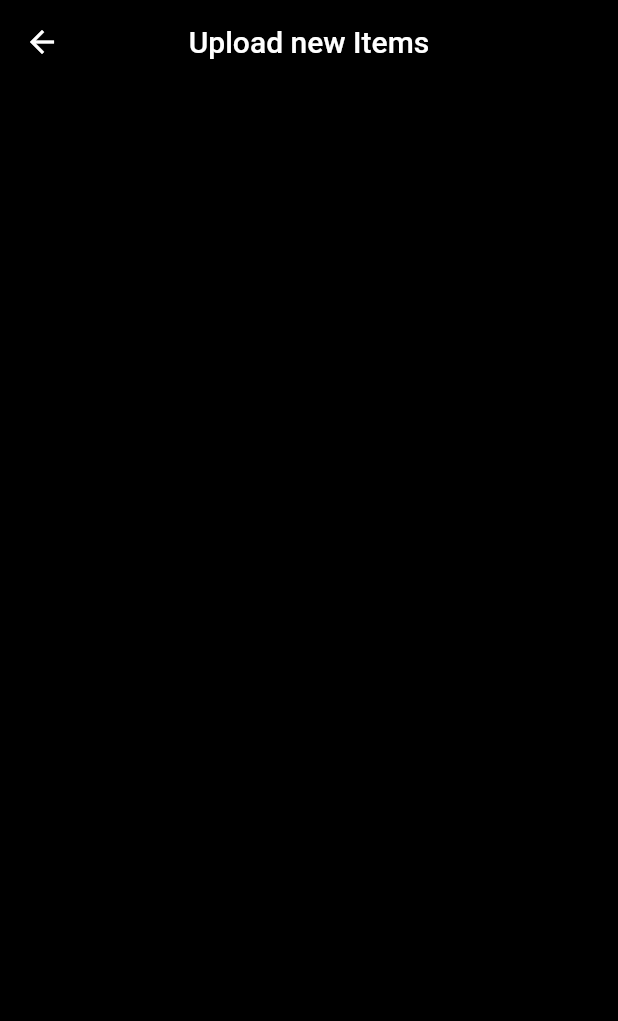
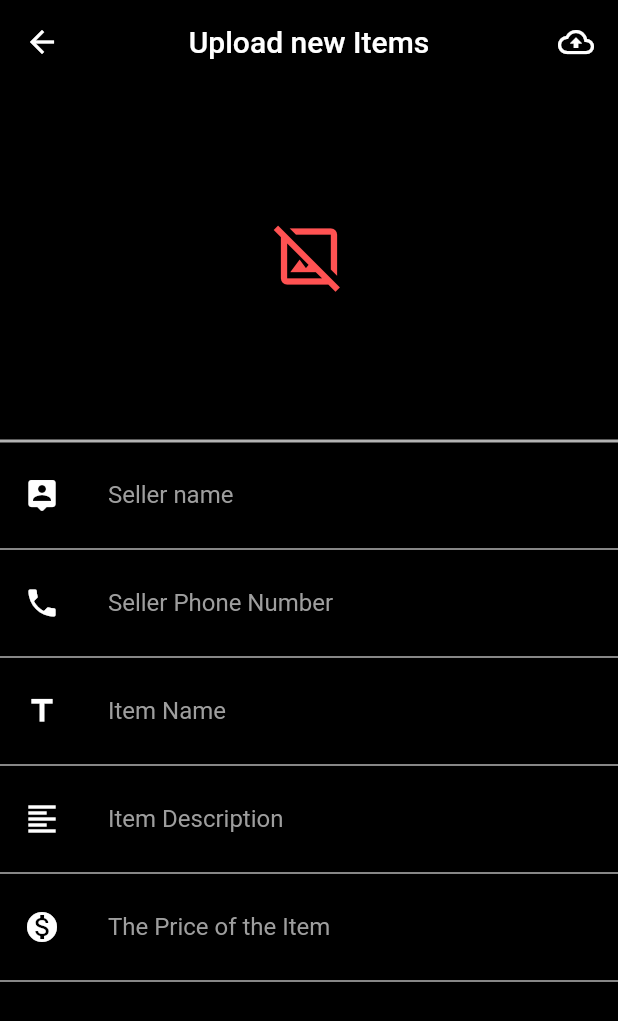
Before and after one commit to proomguy/artificial_reality_furniture_app, a Flutter app: the ItemsUploadScreen screen opened directly, on a phone screen of 412 x 824 dp. Shown: the top 1021 px of the screen. Run offline on Flutter 3.47's test engine with Material 2 defaults, Android fonts, the phone set to English and light mode, and no system bars; our stand-ins replace firebase_core; accounts and stored records are empty.

Commit message:
Lets Begin with this AR app

```diff
--- a/lib/home_screen.dart
+++ b/lib/home_screen.dart
@@ -1,4 +1,4 @@
-import 'package:ar_furniture_app/upload_items_screen.dart';
+import 'package:ar_furniture_app/items_upload_screen.dart';
 import 'package:flutter/material.dart';
 
 class HomeScreen extends StatefulWidget {
--- /dev/null
+++ b/lib/items_upload_screen.dart
@@ -0,0 +1,235 @@
+import 'dart:typed_data';
+
+import 'package:flutter/material.dart';
+
+class ItemsUploadScreen extends StatefulWidget {
+
+  @override
+  State<ItemsUploadScreen> createState() => _ItemsUploadScreenState();
+}
+
+class _ItemsUploadScreenState extends State<ItemsUploadScreen> {
+
+  Uint8List? imageFileUint8list;
+  bool isUploading = false;
+  TextEditingController sellerNameTextEditingController = TextEditingController();
+  TextEditingController sellerPhoneTextEditingController = TextEditingController();
+  TextEditingController itemNameTextEditingController = TextEditingController();
+  TextEditingController itemDescriptionTextEditingController = TextEditingController();
+  TextEditingController itemPriceTextEditingController = TextEditingController();
+
+  //Upload form Screen
+  Widget uploadFormScreen(){
+    return Scaffold(
+      backgroundColor: Colors.black,
+      appBar: AppBar(
+        backgroundColor: Colors.black,
+        title: const Text(
+          "Upload new Items",
+          style: TextStyle(
+            color: Colors.white
+          ),
+        ),
+        leading: IconButton(
+          onPressed: (){
+            Navigator.pop(context);
+          },
+          icon: const Icon(
+            Icons.arrow_back,
+            color: Colors.white,
+          ),
+        ),
+        actions: [
+          Padding(
+            padding: const EdgeInsets.all(4.0),
+            child: IconButton(
+                onPressed: (){
+
+                },
+                icon: const Icon(
+                  Icons.cloud_upload_outlined,
+                  color: Colors.white,
+                )
+            ),
+          ),
+        ],
+        centerTitle: true,
+      ),
+      body: ListView(
+        children: [
+
+          isUploading == true
+              ? const LinearProgressIndicator(color: Colors.deepPurpleAccent,)
+              : Container(),
+
+          //Image
+          SizedBox(
+            height: 230,
+            width: MediaQuery.of(context).size.width * 0.8,
+            child: Center(
+              child: imageFileUint8list != null
+                  ? Image.memory(imageFileUint8list!)
+                  : const Icon(
+                Icons.image_not_supported_outlined,
+                color: Colors.redAccent,
+                size: 50,
+              ),
+            ),
+          ),
+          const Divider(
+            color: Colors.white70,
+            thickness: 2,
+          ),
+
+          //Sellar Name
+          ListTile(
+            leading: const Icon(
+              Icons.person_pin_rounded,
+              color: Colors.white,
+            ),
+            title: SizedBox(
+              width: 250,
+              child: TextField(
+                style: const TextStyle(
+                    color: Colors.grey
+                ),
+                controller: sellerNameTextEditingController,
+                decoration: const InputDecoration(
+                  hintText: "Seller name",
+                  hintStyle: TextStyle(
+                    color: Colors.grey
+                  ),
+                  border: InputBorder.none
+                ),
+              ),
+            ),
+          ),
+          const Divider(
+            color: Colors.white70,
+            thickness: 1,
+          ),
+
+          //Sellar Phone
+          ListTile(
+            leading: const Icon(
+              Icons.phone,
+              color: Colors.white,
+            ),
+            title: SizedBox(
+              width: 250,
+              child: TextField(
+                style: const TextStyle(
+                    color: Colors.grey
+                ),
+                controller: sellerPhoneTextEditingController,
+                decoration: const InputDecoration(
+                    hintText: "Seller Phone Number",
+                    hintStyle: TextStyle(
+                        color: Colors.grey
+                    ),
+                    border: InputBorder.none
+                ),
+              ),
+            ),
+          ),
+          const Divider(
+            color: Colors.white70,
+            thickness: 1,
+          ),
+
+          //Item Name
+          ListTile(
+            leading: const Icon(
+              Icons.title,
+              color: Colors.white,
+            ),
+            title: SizedBox(
+              width: 250,
+              child: TextField(
+                style: const TextStyle(
+                    color: Colors.grey
+                ),
+                controller: itemNameTextEditingController,
+                decoration: const InputDecoration(
+                    hintText: "Item Name",
+                    hintStyle: TextStyle(
+                        color: Colors.grey
+                    ),
+                    border: InputBorder.none
+                ),
+              ),
+            ),
+          ),
+          const Divider(
+            color: Colors.white70,
+            thickness: 1,
+          ),
+
+          //Item description
+          ListTile(
+            leading: const Icon(
+              Icons.format_align_left,
+              color: Colors.white,
+            ),
+            title: SizedBox(
+              width: 250,
+              child: TextField(
+                style: const TextStyle(
+                    color: Colors.grey
+                ),
+                controller: itemDescriptionTextEditingController,
+                decoration: const InputDecoration(
+                    hintText: "Item Description",
+                    hintStyle: TextStyle(
+                        color: Colors.grey
+                    ),
+                    border: InputBorder.none
+                ),
+              ),
+            ),
+          ),
+          const Divider(
+            color: Colors.white70,
+            thickness: 1,
+          ),
+
+          //Item Price
+          ListTile(
+            leading: const Icon(
+              Icons.monetization_on,
+              color: Colors.white,
+            ),
+            title: SizedBox(
+              width: 250,
+              child: TextField(
+                style: const TextStyle(
+                    color: Colors.grey
+                ),
+                controller: itemPriceTextEditingController,
+                decoration: const InputDecoration(
+                    hintText: "The Price of the Item",
+                    hintStyle: TextStyle(
+                        color: Colors.grey
+                    ),
+                    border: InputBorder.none
+                ),
+              ),
+            ),
+          ),
+          const Divider(
+            color: Colors.white70,
+            thickness: 1,
+          ),
+
+        ],
+      ),
+    );
+  }
+
+
+
+  @override
+  Widget build(BuildContext context) {
+    return uploadFormScreen();
+  }
+}
--- a/lib/upload_items_screen.dart
+++ /dev/null
@@ -1,41 +0,0 @@
-import 'package:flutter/material.dart';
-
-class ItemsUploadScreen extends StatefulWidget {
-
-  @override
-  State<ItemsUploadScreen> createState() => _ItemsUploadScreenState();
-}
-
-class _ItemsUploadScreenState extends State<ItemsUploadScreen> {
-
-  //Upload form Screen
-  Widget uploadFormScreen(){
-    return Scaffold(
-      backgroundColor: Colors.black,
-      appBar: AppBar(
-        backgroundColor: Colors.black,
-        title: const Text(
-          "Upload new Items",
-          style: TextStyle(
-            color: Colors.white
-          ),
-        ),
-        leading: IconButton(
-          onPressed: (){
-            Navigator.pop(context);
-          },
-          icon: const Icon(
-            Icons.arrow_back,
-            color: Colors.white,
-          ),
-        ),
-        centerTitle: true,
-      ),
-    );
-  }
-
-  @override
-  Widget build(BuildContext context) {
-    return uploadFormScreen();
-  }
-}
```
